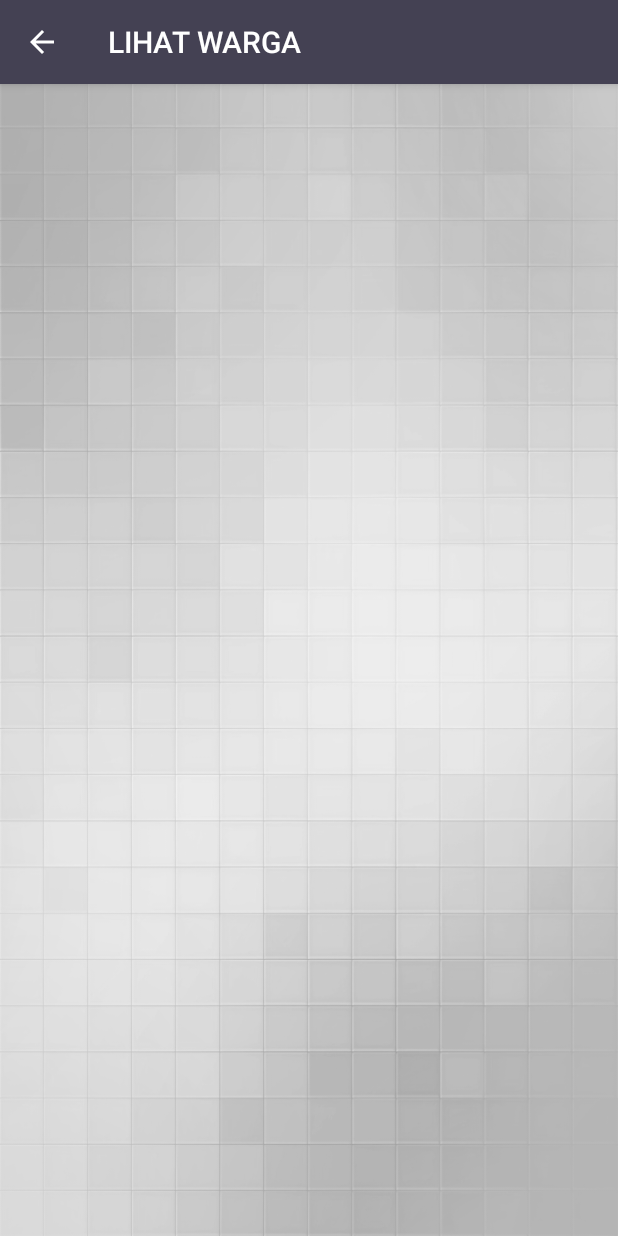
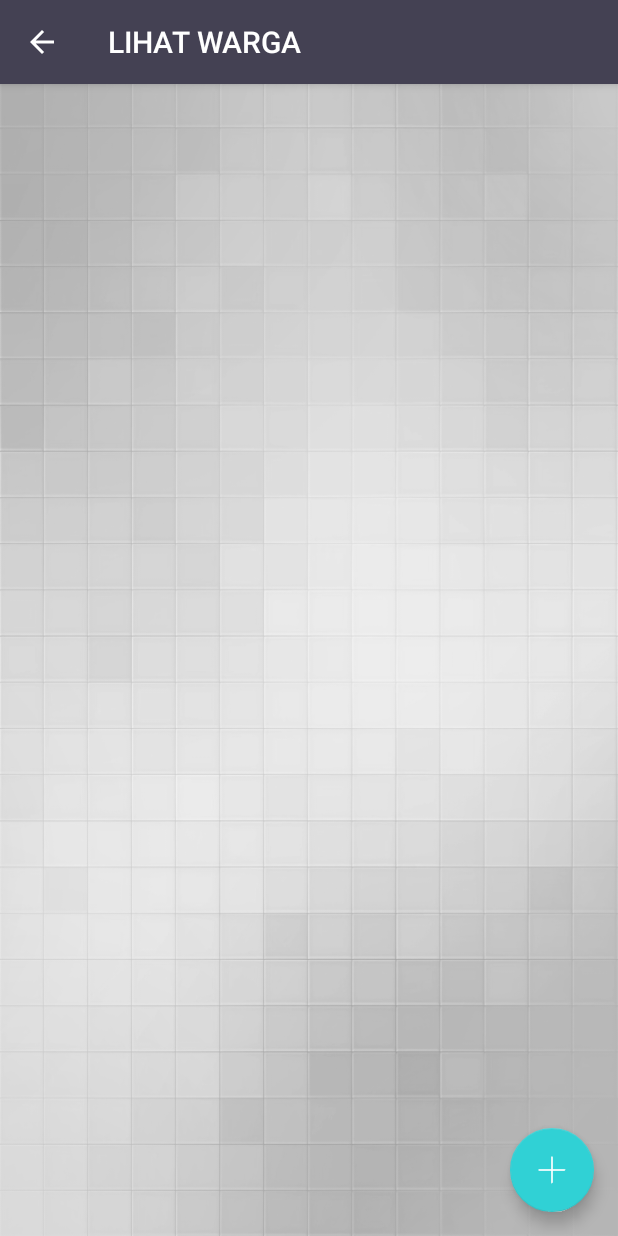
Before and after one commit to Syiham11/Nu-Mobile, an Android app: the AnggotaLihatActivity screen opened directly, with no data from a screen before it, on a phone screen of 412 x 824 dp. Run offline under Robolectric (Android 15) with nearby library versions, the phone set to English and light mode, and no system bars; libraries missing offline, so code that uses them is left out: retrofit.client; Roboto replaces fonts that are not available here; 3 statements that could not run were skipped.

Commit message:
nambahin FloatingActionButton

```diff
--- a/app/src/main/res/layout/activity_anggota_lihat.xml
+++ b/app/src/main/res/layout/activity_anggota_lihat.xml
@@ -12,4 +12,12 @@
 
     <include layout="@layout/content_anggota_lihat"/>
 
+    <android.support.design.widget.FloatingActionButton
+        android:id="@+id/fab"
+        android:layout_width="wrap_content"
+        android:layout_height="wrap_content"
+        android:layout_gravity="bottom|right"
+        android:layout_margin="@dimen/fab_margin"
+        android:src="@drawable/ic_action_add" />
+
 </android.support.design.widget.CoordinatorLayout>
```
